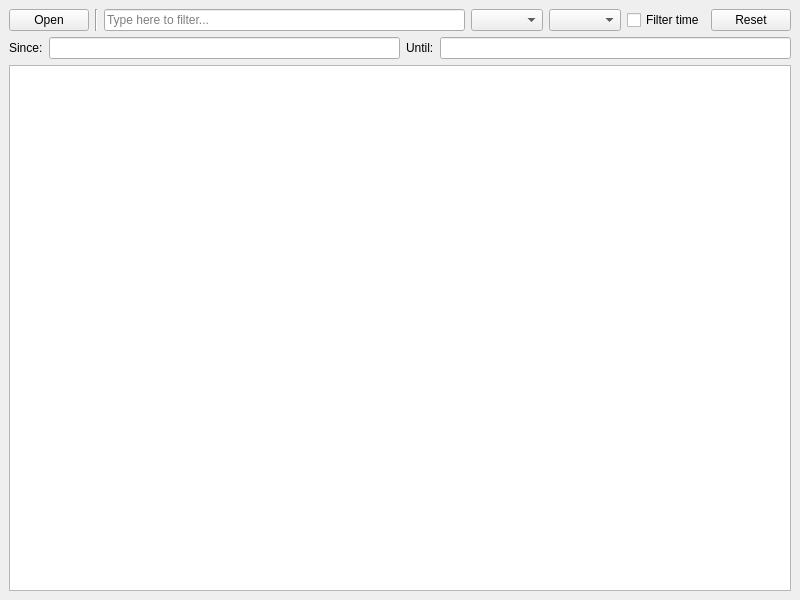
Above: forms/mainwindow.ui from giubots/BarbequeRTRM-log-viewer before the change. Below: the same form after it.
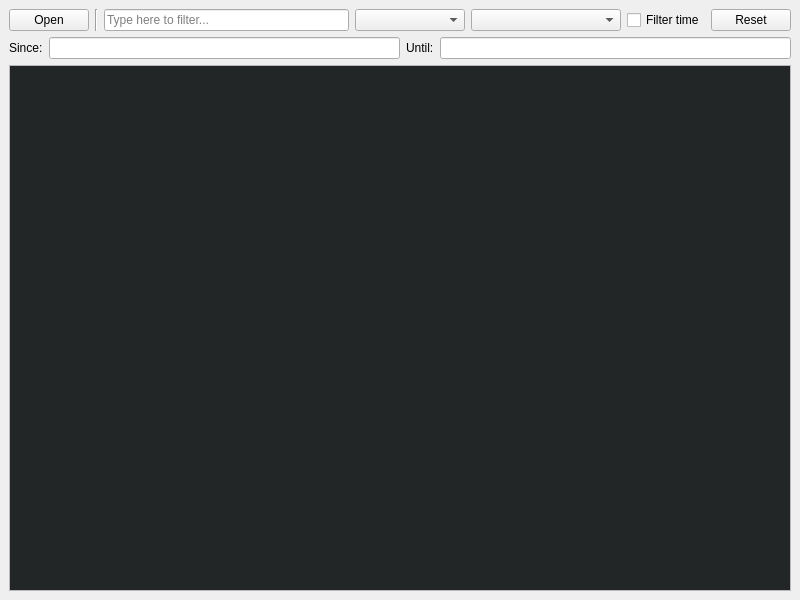
That is the form after the change.

What changed in the file:
```diff
--- a/forms/mainwindow.ui
+++ b/forms/mainwindow.ui
@@ -39,10 +39,18 @@
        </widget>
       </item>
       <item>
-       <widget class="QComboBox" name="levelDropdown"/>
+       <widget class="QComboBox" name="levelDropdown">
+        <property name="minimumContentsLength">
+         <number>10</number>
+        </property>
+       </widget>
       </item>
       <item>
-       <widget class="QComboBox" name="moduleDropdown"/>
+       <widget class="QComboBox" name="moduleDropdown">
+        <property name="minimumContentsLength">
+         <number>15</number>
+        </property>
+       </widget>
       </item>
       <item>
        <widget class="QCheckBox" name="checkBox">
@@ -100,6 +108,43 @@
     </item>
     <item>
      <widget class="QTableView" name="tableView">
+      <property name="palette">
+       <palette>
+        <active>
+         <colorrole role="Base">
+          <brush brushstyle="SolidPattern">
+           <color alpha="255">
+            <red>35</red>
+            <green>38</green>
+            <blue>39</blue>
+           </color>
+          </brush>
+         </colorrole>
+        </active>
+        <inactive>
+         <colorrole role="Base">
+          <brush brushstyle="SolidPattern">
+           <color alpha="255">
+            <red>35</red>
+            <green>38</green>
+            <blue>39</blue>
+           </color>
+          </brush>
+         </colorrole>
+        </inactive>
+        <disabled>
+         <colorrole role="Base">
+          <brush brushstyle="SolidPattern">
+           <color alpha="255">
+            <red>239</red>
+            <green>240</green>
+            <blue>241</blue>
+           </color>
+          </brush>
+         </colorrole>
+        </disabled>
+       </palette>
+      </property>
       <property name="editTriggers">
        <set>QAbstractItemView::NoEditTriggers</set>
       </property>
```
Left out of the diff: 2 changed lines with no effect on the pictures.
